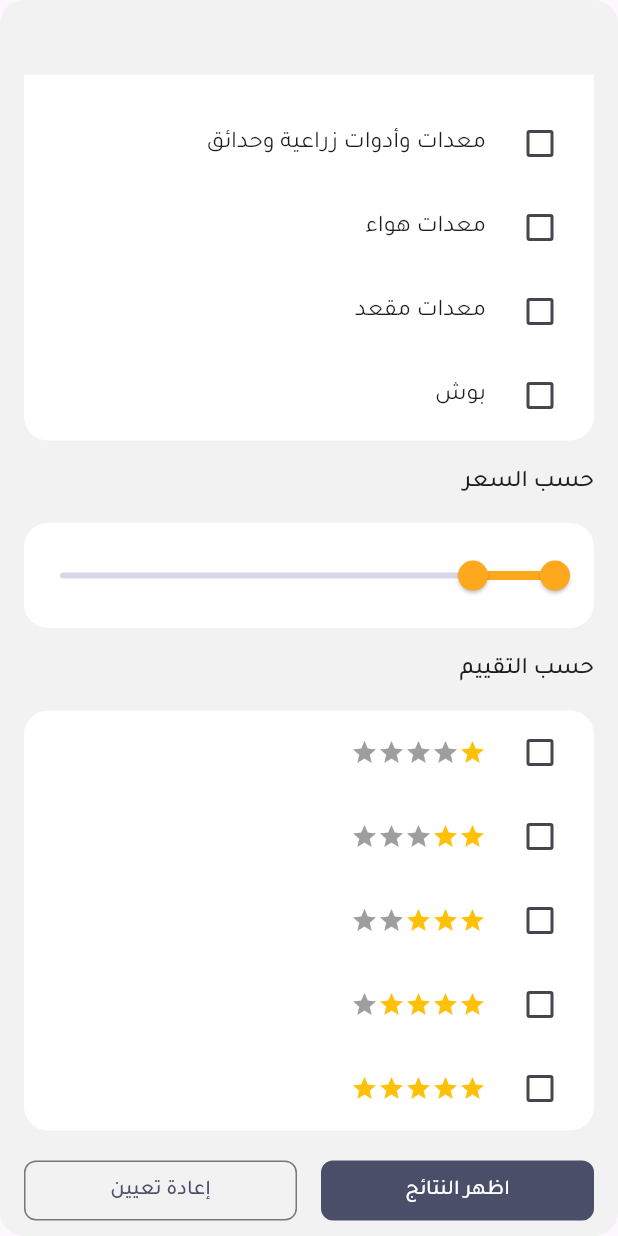
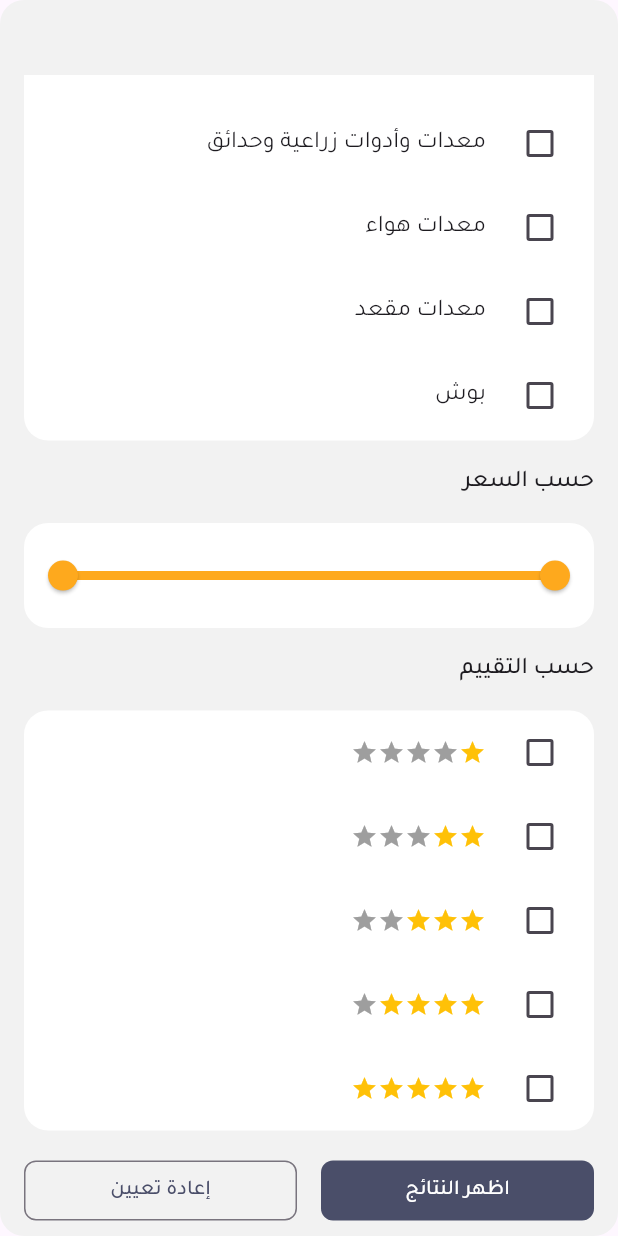
Before and after one commit to mahmoudhamdyae/ecommerce, a Flutter app: the FilterScreen widget shown alone on an empty page, opened directly, scrolled down 576 dp, on a phone screen of 412 x 824 dp. Run offline on Flutter 3.47's test engine with Material 3 defaults, Android fonts, the phone set to English and light mode, and no system bars; drawn by our look-alikes of flutter_rating_bar; our stand-ins replace badges, flutter_swiper_view, get, get_it, internet_connection_checker, share_plus and 2 more; accounts and stored records are empty.

Commit message:
Price Slider

```diff
--- a/lib/presentation/screens/large/widgets/filter_screen.dart
+++ b/lib/presentation/screens/large/widgets/filter_screen.dart
@@ -33,7 +33,7 @@ class _FilterScreenState extends State<FilterScreen> {
     AppStrings.marka12.tr,
     AppStrings.marka13.tr,
   ];
-  RangeValues _currentRangeValues = const RangeValues(0, 5000);
+  RangeValues _currentRangeValues = const RangeValues(0, 30000);
 
   @override
   Widget build(BuildContext context) {
```
